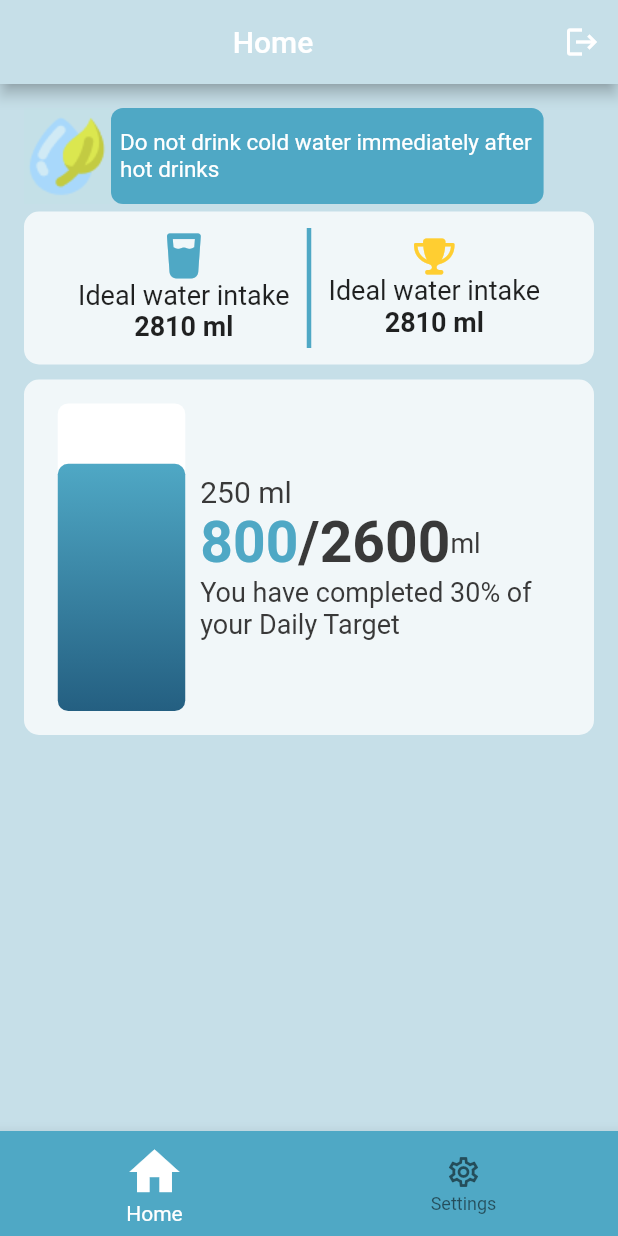
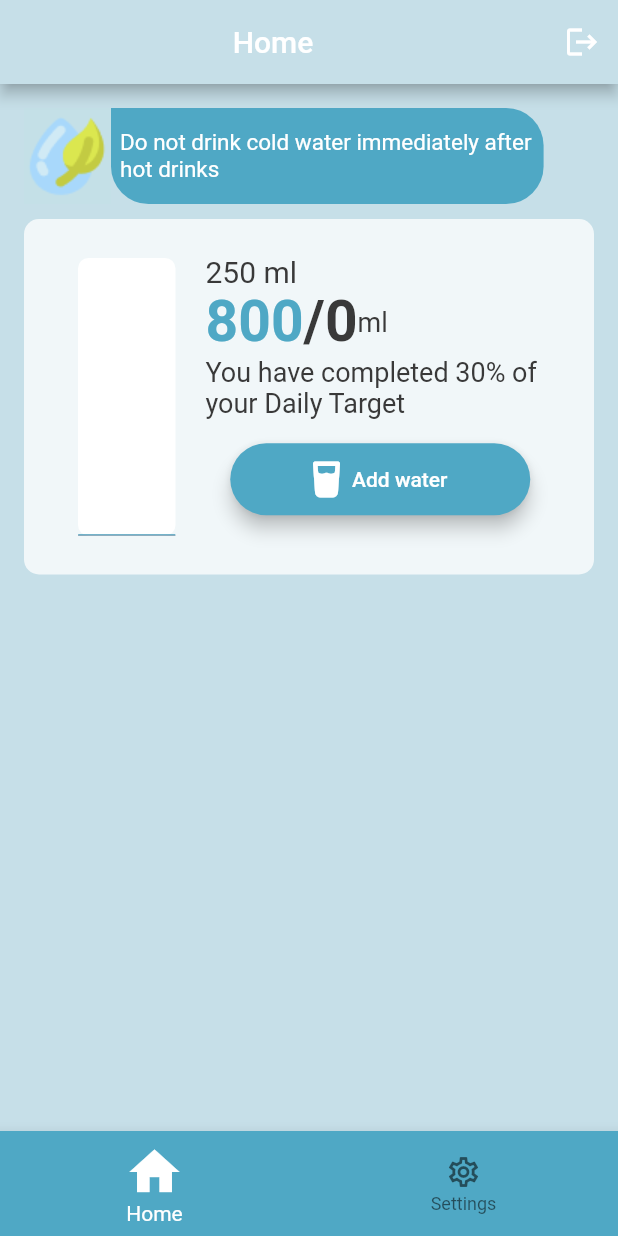
Before and after one commit to umairliaqat33/water_reminder, a Flutter app: the ShifterScreen screen opened directly, on a phone screen of 412 x 824 dp. Run offline on Flutter 3.47's test engine with Material 2 defaults, Android fonts, the phone set to English and light mode, and no system bars; our stand-ins replace animated_text_kit, cloud_firestore, firebase_auth, firebase_core, flutter_spinkit, fluttertoast and 1 more; missing offline and left inert: cloud_firestore_web, firebase_auth_web, firebase_core_web, firebase_database_web, shared_preferences_web; accounts and stored records are empty.

Commit message:
made user able to add water by his own quantity task id: LE65LIjn made user able to add water intake time task id: dwVSGJS5 made user able to insert records. amount of intake water is changeable as we change weight.

```diff
--- a/lib/models/water_model.dart
+++ b/lib/models/water_model.dart
@@ -0,0 +1,23 @@
+import 'package:cloud_firestore/cloud_firestore.dart';
+
+class WaterModel{
+  Timestamp? time;
+  int? millLiters;
+
+  WaterModel({this.time,this.millLiters});
+
+  factory WaterModel.fromMap(map){
+    return WaterModel(
+      time: map['time'],
+      millLiters: map['millLiters']
+    );
+  }
+
+  Map<String,dynamic> toMap(){
+    return {
+      'time': time,
+      'millLiters': millLiters,
+    };
+  }
+
+}
--- a/lib/screens/home_screen.dart
+++ b/lib/screens/home_screen.dart
@@ -1,14 +1,68 @@
+import 'dart:developer';
+
+import 'package:cloud_firestore/cloud_firestore.dart';
+import 'package:firebase_auth/firebase_auth.dart';
 import 'package:flutter/material.dart';
+import 'package:fluttertoast/fluttertoast.dart';
 import 'package:font_awesome_flutter/font_awesome_flutter.dart';
+import 'package:water_reminder/models/water_model.dart';
 
-class HomeScreen extends StatelessWidget {
+import '../models/constants.dart';
+
+class HomeScreen extends StatefulWidget {
+  @override
+  State<HomeScreen> createState() => _HomeScreenState();
+}
+
+class _HomeScreenState extends State<HomeScreen> {
   bool messageVisible = false;
-  double sWidth=0;
-  double sHeight=0;
+  final quantityController = TextEditingController();
+
+  double sWidth = 0;
+
+  double sHeight = 0;
+
+  int weight = 0;
+  double idealIntake = 0;
+
+  User? user;
+  TimeOfDay timeToDrink = TimeOfDay.now();
+
+  FirebaseAuth _auth = FirebaseAuth.instance;
+
+  getData() async {
+    try {
+      await FirebaseFirestore.instance
+          .collection('user')
+          .doc(user!.uid)
+          .collection('user-info')
+          .snapshots()
+          .listen((event) {
+        weight = event.docs.first.get('weight');
+        if (!mounted) return;
+        setState(() {
+          idealIntake = (weight * 0.1 * 2.20462);
+        });
+        print(idealIntake);
+        print(weight);
+      });
+    } catch (e) {
+      log(e.toString());
+      Fluttertoast.showToast(msg: e.toString());
+    }
+  }
+
+  @override
+  void initState() {
+    super.initState();
+    user = _auth.currentUser;
+    getData();
+  }
+
   @override
   Widget build(BuildContext context) {
-    sWidth=MediaQuery.of(context).size.width;
-    sHeight=MediaQuery.of(context).size.height;
+    sWidth = MediaQuery.of(context).size.width;
+    sHeight = MediaQuery.of(context).size.height;
     return Scaffold(
       backgroundColor: Color(0xffC6DFE8),
       body: Padding(
@@ -21,104 +75,32 @@ class HomeScreen extends StatelessWidget {
               children: [
                 Image.asset("images/img_3.png"),
                 Container(
-                  width: sWidth*0.7,
+                  width: sWidth * 0.7,
                   height: 64,
                   padding: EdgeInsets.all(6),
                   decoration: BoxDecoration(
                     color: Color(0xff4FA8C5),
-                    borderRadius: BorderRadius.all(Radius.circular(8)),
+                    borderRadius: BorderRadius.only(
+                        topRight: Radius.circular(25),
+                        bottomRight: Radius.circular(25),
+                        bottomLeft: Radius.circular(25)),
                   ),
                   child: Center(
                     child: Text(
                       "Do not drink cold water immediately after hot drinks",
                       maxLines: 2,
-                      style: TextStyle(
-                        color: Colors.white,
-                        fontSize: 15
-                      ),
+                      style: TextStyle(color: Colors.white, fontSize: 15),
                     ),
                   ),
                 ),
               ],
             ),
             SizedBox(
-              height: 5,
+              height: 10,
             ),
             Container(
-              height: 102,
-              width: sWidth*0.9,
-              decoration: BoxDecoration(
-                color: Color(0xffF1F7F9),
-                borderRadius: BorderRadius.all(Radius.circular(10)),
-              ),
-              child: Row(
-                mainAxisAlignment: MainAxisAlignment.center,
-                children: [
-                  Container(
-                    width: 164,
-                    child: Column(
-                      mainAxisAlignment: MainAxisAlignment.center,
-                      children: [
-                        FaIcon(
-                          FontAwesomeIcons.glassWater,
-                          color: Color(0xff4FA8C5),
-                          size: 30,
-                        ),
-                        Text(
-                          "Ideal water intake",
-                          style: TextStyle(
-                            fontSize: 18,
-                          ),
-                        ),
-                        Text(
-                          "2810 ml",
-                          style: TextStyle(
-                            fontWeight: FontWeight.bold,
-                            fontSize: 18,
-                          ),
-                        )
-                      ],
-                    ),
-                  ),
-                  SizedBox(
-                    height: 80,
-                    width: 3,
-                    child: Container(
-                      color: Color(0xff4FA8C5),
-                    ),
-                  ),
-                  Container(
-                    width: 164,
-                    child: Column(
-                      mainAxisAlignment: MainAxisAlignment.center,
-                      children: [
-                        FaIcon(
-                          FontAwesomeIcons.trophy,
-                          color: Color(0xffFFCE31),
-                        ),
-                        Text(
-                          "Ideal water intake",
-                          style: TextStyle(
-                            fontSize: 18,
-                          ),
-                        ),
-                        Text(
-                          "2810 ml",
-                          style: TextStyle(
-                            fontWeight: FontWeight.bold,
-                            fontSize: 18,
-                          ),
-                        )
-                      ],
-                    ),
-                  ),
-                ],
-              ),
-            ),
-            Container(
-              margin: EdgeInsets.only(top: 10),
               height: 237,
-              width: 328,
+              width: 321,
               decoration: BoxDecoration(
                 color: Color(0xffF1F7F9),
                 borderRadius: BorderRadius.all(Radius.circular(10)),
@@ -128,6 +110,7 @@ class HomeScreen extends StatelessWidget {
                 mainAxisAlignment: MainAxisAlignment.center,
                 children: [
                   Container(
+                    padding: EdgeInsets.all(10),
                     height: 205,
                     width: 85,
                     child: Stack(
@@ -141,7 +124,7 @@ class HomeScreen extends StatelessWidget {
                           ),
                         ),
                         Container(
-                          height: MediaQuery.of(context).size.height * 0.2,
+                          height: MediaQuery.of(context).size.height * 0.001,
                           decoration: BoxDecoration(
                             gradient: LinearGradient(
                                 colors: [
@@ -160,7 +143,7 @@ class HomeScreen extends StatelessWidget {
                     width: 10,
                   ),
                   Container(
-                    width: 240,
+                    width: 233,
                     child: Column(
                       mainAxisAlignment: MainAxisAlignment.center,
                       crossAxisAlignment: CrossAxisAlignment.start,
@@ -183,7 +166,7 @@ class HomeScreen extends StatelessWidget {
                               ),
                             ),
                             Text(
-                              "/2600",
+                              "/${idealIntake.toStringAsFixed(0)}",
                               style: TextStyle(
                                 color: Color(0xff393939),
                                 fontSize: 38,
@@ -207,6 +190,43 @@ class HomeScreen extends StatelessWidget {
                             fontSize: 18,
                           ),
                         ),
+                        Center(
+                          child: Padding(
+                            padding: EdgeInsets.symmetric(vertical: 16.0),
+                            child: Material(
+                              color: Color(0xff4FA8C5),
+                              borderRadius:
+                                  BorderRadius.all(Radius.circular(30.0)),
+                              elevation: 5.0,
+                              child: MaterialButton(
+                                onPressed: () {
+                                  addAlertDialogue(context, idealIntake);
+                                },
+                                minWidth: 200.0,
+                                height: 42.0,
+                                child: Container(
+                                  width: 120,
+                                  child: Row(
+                                    mainAxisAlignment: MainAxisAlignment.center,
+                                    children: [
+                                      FaIcon(
+                                        FontAwesomeIcons.glassWater,
+                                        color: Colors.white,
+                                      ),
+                                      SizedBox(
+                                        width: 8,
+                                      ),
+                                      Text(
+                                        'Add water',
+                                        style: TextStyle(color: Colors.white),
+                                      ),
+                                    ],
+                                  ),
+                                ),
+                              ),
+                            ),
+                          ),
+                        ),
                       ],
                     ),
                   )
@@ -218,4 +238,118 @@ class HomeScreen extends StatelessWidget {
       ),
     );
   }
+
+  addAlertDialogue(BuildContext context, double intake) {
+    return showDialog(
+        context: context,
+        builder: (context) {
+          return StatefulBuilder(
+            builder: (BuildContext context,
+                void Function(void Function()) setState) {
+              return AlertDialog(
+                shape: RoundedRectangleBorder(
+                  borderRadius: BorderRadius.all(Radius.circular(18)),
+                ),
+                title: Text("Add Water"),
+                content: SingleChildScrollView(
+                  child: Column(
+                    children: [
+                      TextFormField(
+                        validator: (value) {
+                          if (value!.isEmpty) {
+                            return "Field is required";
+                          }
+                          if (value == "0") {
+                            return "Quantity can not be 0";
+                          }
+                          if (double.parse(value) > intake) {
+                            return "This quantity exceeds your intake";
+                          }
+                          return null;
+                        },
+                        keyboardType: TextInputType.number,
+                        textInputAction: TextInputAction.done,
+                        controller: quantityController,
+                        decoration: textFieldDecoration.copyWith(
+                          icon: FaIcon(FontAwesomeIcons.water),
+                          label: Text(
+                            "Water Quantity",
+                            style: TextStyle(
+                                color: Color(0xff4FA8C5), fontSize: 20),
+                          ),
+                        ),
+                      ),
+                      Row(
+                        children: [
+                          TextButton(
+                              onPressed: () async {
+                                FocusManager.instance.primaryFocus?.unfocus();
+                                TimeOfDay? newTime = await showTimePicker(
+                                    context: context, initialTime: timeToDrink);
+                                if (newTime == null) return;
+                                setState(() {
+                                  timeToDrink = newTime;
+                                });
+                                print(timeToDrink.format(context));
+                              },
+                              child: Text(
+                                "Select Time",
+                                style: TextStyle(
+                                  color: Color(0xff4FA8C5),
+                                ),
+                              )),
+                          Text(": ${timeToDrink.format(context)}"),
+                        ],
+                      ),
+                    ],
+                  ),
+                ),
+                actions: [
+                  TextButton(
+                      onPressed: () {
+                        Navigator.of(context).pop();
+                      },
+                      child: Text("Cancel")),
+                  TextButton(
+                      onPressed: () {
+                        try{
+                          DateTime dt=DateTime.now();
+                          final format=DateTime(dt.year,dt.month,dt.day,timeToDrink.hour,timeToDrink.minute);
+                          WaterModel waterModel = WaterModel();
+                          waterModel.time = Timestamp.fromDate(format);
+                          waterModel.millLiters =
+                              int.parse(quantityController.text);
+                          print(waterModel.millLiters);
+
+                          FirebaseFirestore.instance
+                              .collection('user')
+                              .doc(user!.uid)
+                              .collection('water-model')
+                              .doc()
+                              .set(waterModel.toMap());
+                          quantityController.clear();
+                          Fluttertoast.showToast(msg: "Addition Successful");
+                          Navigator.of(context).pop();
+
+                        }catch(e){
+                          Fluttertoast.showToast(msg: e.toString());
+                          print(e);
+                        }
+                      },
+                      child: Text(
+                        "Add",
+                        style: TextStyle(
+                          color: Color(0xff4FA8C5),
+                        ),
+                      )),
+                ],
+              );
+            },
+          );
+        });
+  }
+
+  postWaterDetails() {
+    try {} catch (e) {}
+  }
 }
--- a/lib/screens/screen_shifter.dart
+++ b/lib/screens/screen_shifter.dart
@@ -11,7 +11,7 @@ class ShifterScreen extends StatefulWidget {
 
 class _ShifterScreenState extends State<ShifterScreen> {
   int index = 0;
-  final screens = [HomeScreen(), SettingsScreen()];
+  List<dynamic> screens = [HomeScreen(), SettingsScreen()];
 
   @override
   Widget build(BuildContext context) {
--- a/lib/screens/settings_screen.dart
+++ b/lib/screens/settings_screen.dart
@@ -169,9 +169,10 @@ class _SettingsScreenState extends State<SettingsScreen> {
                         if (value!.isEmpty) {
                           return "Field is required";
                         }
-                        if(value=="0"){
+                        if (value == "0") {
                           return "Weight can not be 0";
-                        }if(value=="1"){
+                        }
+                        if (value == "1") {
                           return "Weight can not be 1";
                         }
                         return null;
```
Also changed, not shown: lib/models/stream.dart (+16 -0 lines), lib/on-boarding/on_boarding_screen.dart (+6 -2 lines), 1 other file.
